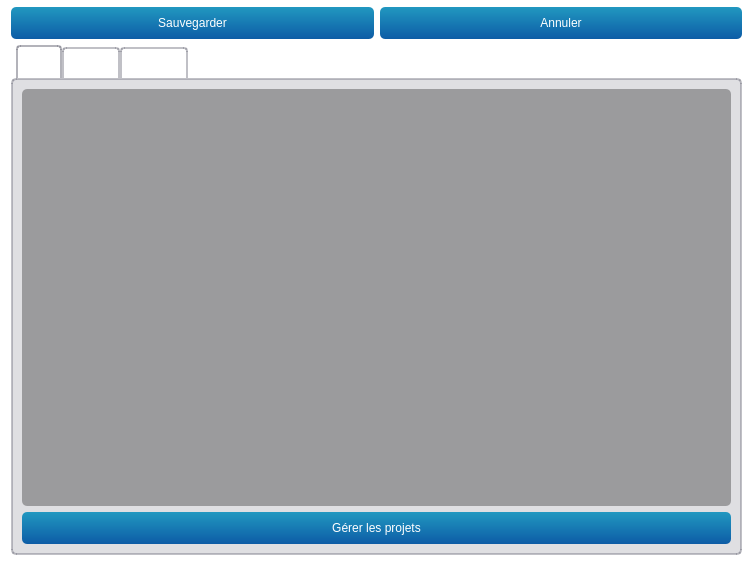
Qt form teraplus/client/src/editors/SiteWidget.ui (introlab/opentera) before a commit.
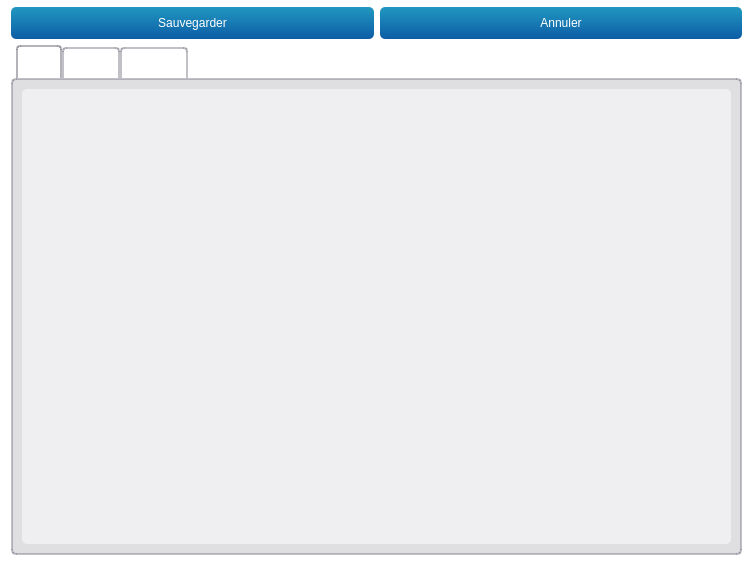
The same form after that commit. Icons and pictures are not drawn. Custom widgets are drawn as their Qt base class.

What changed in the file:
```diff
--- a/teraplus/client/src/editors/SiteWidget.ui
+++ b/teraplus/client/src/editors/SiteWidget.ui
@@ -206,7 +206,7 @@
        <item>
         <widget class="QListWidget" name="lstProjects">
          <property name="enabled">
-          <bool>false</bool>
+          <bool>true</bool>
          </property>
          <property name="editTriggers">
           <set>QAbstractItemView::NoEditTriggers</set>
@@ -225,32 +225,6 @@
          </property>
         </widget>
        </item>
-       <item>
-        <widget class="QPushButton" name="btnProjects">
-         <property name="minimumSize">
-          <size>
-           <width>0</width>
-           <height>32</height>
-          </size>
-         </property>
-         <property name="cursor">
-          <cursorShape>PointingHandCursor</cursorShape>
-         </property>
-         <property name="text">
-          <string>Gérer les projets</string>
-         </property>
-         <property name="icon">
-          <iconset resource="../../resources/TeraClient.qrc">
-           <normaloff>:/icons/project.png</normaloff>:/icons/project.png</iconset>
-         </property>
-         <property name="iconSize">
-          <size>
-           <width>24</width>
-           <height>24</height>
-          </size>
-         </property>
-        </widget>
-       </item>
       </layout>
      </widget>
      <widget class="QWidget" name="tabDevices">
```
Left out of the diff: 5 changed lines with no effect on the pictures.
